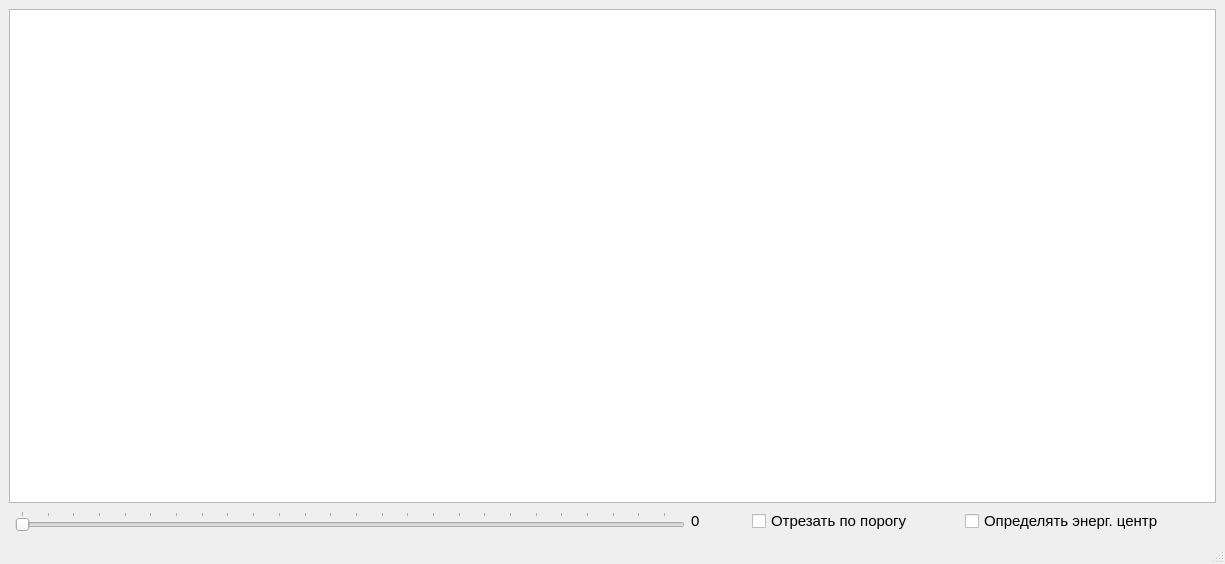
First picture: the form in mainwindow.ui, repository ppggw/BolTerm, before the edit.
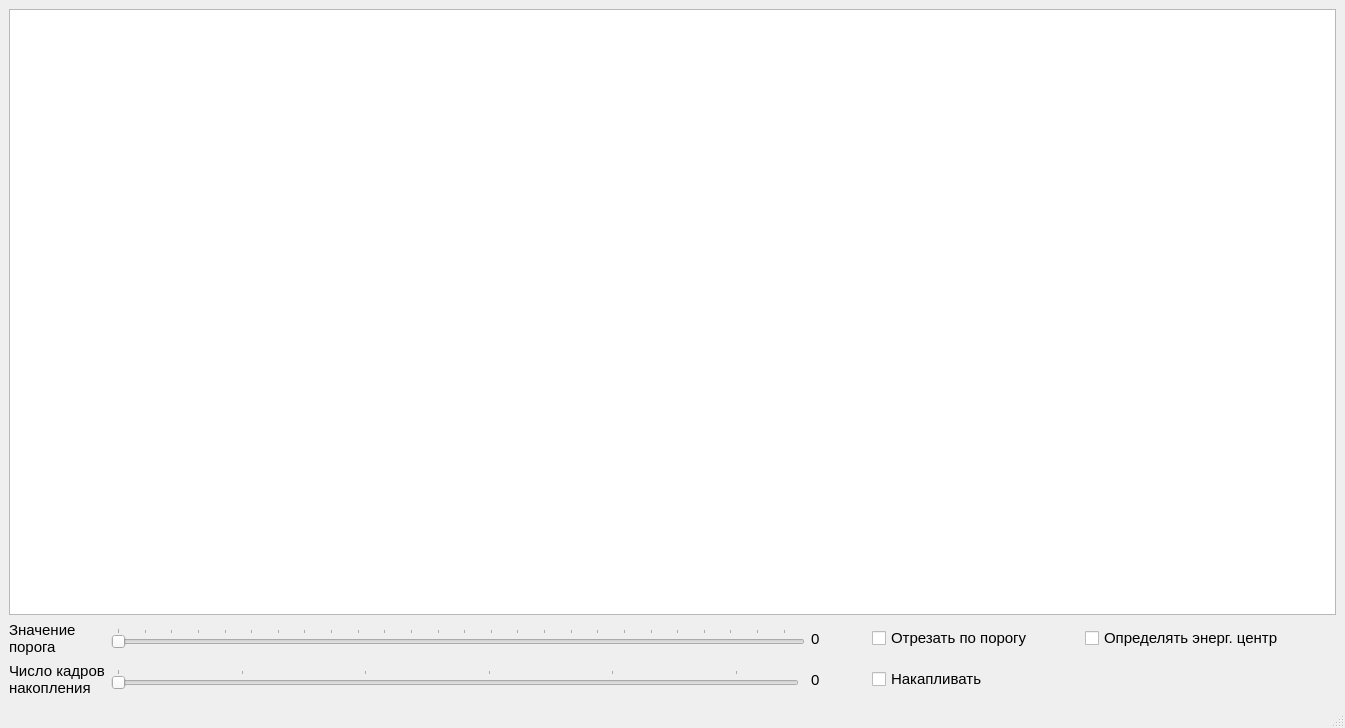
Second picture: the form after the edit.

Commit message: энерг центр, накопление, порог

Patch:
```diff
--- a/mainwindow.ui
+++ b/mainwindow.ui
@@ -6,8 +6,8 @@
    <rect>
     <x>0</x>
     <y>0</y>
-    <width>1225</width>
-    <height>564</height>
+    <width>1345</width>
+    <height>728</height>
    </rect>
   </property>
   <property name="windowTitle">
@@ -15,8 +15,45 @@
   </property>
   <widget class="QWidget" name="centralwidget">
    <layout class="QGridLayout" name="gridLayout">
+    <item row="1" column="7">
+     <widget class="QCheckBox" name="checkBox_GetCenter">
+      <property name="font">
+       <font>
+        <pointsize>11</pointsize>
+       </font>
+      </property>
+      <property name="text">
+       <string>Определять энерг. центр</string>
+      </property>
+     </widget>
+    </item>
+    <item row="1" column="0">
+     <widget class="QLabel" name="label">
+      <property name="font">
+       <font>
+        <pointsize>11</pointsize>
+       </font>
+      </property>
+      <property name="text">
+       <string>Значение
+порога</string>
+      </property>
+     </widget>
+    </item>
     <item row="1" column="3">
-     <spacer name="horizontalSpacer_3">
+     <widget class="QLabel" name="label_Threshold">
+      <property name="font">
+       <font>
+        <pointsize>11</pointsize>
+       </font>
+      </property>
+      <property name="text">
+       <string>0</string>
+      </property>
+     </widget>
+    </item>
+    <item row="2" column="4">
+     <spacer name="horizontalSpacer_4">
       <property name="orientation">
        <enum>Qt::Horizontal</enum>
       </property>
@@ -31,7 +68,7 @@
       </property>
      </spacer>
     </item>
-    <item row="1" column="8">
+    <item row="1" column="9">
      <spacer name="horizontalSpacer">
       <property name="orientation">
        <enum>Qt::Horizontal</enum>
@@ -47,50 +84,42 @@
       </property>
      </spacer>
     </item>
-    <item row="1" column="4">
-     <widget class="QCheckBox" name="checkBox_Cut">
+    <item row="2" column="0">
+     <widget class="QLabel" name="label_2">
       <property name="font">
        <font>
         <pointsize>11</pointsize>
        </font>
       </property>
       <property name="text">
-       <string>Отрезать по порогу</string>
+       <string>Число кадров
+накопления</string>
       </property>
      </widget>
     </item>
-    <item row="1" column="5">
-     <spacer name="horizontalSpacer_2">
-      <property name="orientation">
-       <enum>Qt::Horizontal</enum>
-      </property>
-      <property name="sizeType">
-       <enum>QSizePolicy::Fixed</enum>
-      </property>
-      <property name="sizeHint" stdset="0">
-       <size>
-        <width>40</width>
-        <height>20</height>
-       </size>
-      </property>
-     </spacer>
-    </item>
-    <item row="0" column="0" colspan="9">
+    <item row="0" column="0" colspan="10">
      <widget class="QGraphicsView" name="graphicsView"/>
     </item>
-    <item row="1" column="6">
-     <widget class="QCheckBox" name="checkBox_GetCenter">
-      <property name="font">
-       <font>
-        <pointsize>11</pointsize>
-       </font>
+    <item row="2" column="1">
+     <widget class="QSlider" name="horizontalSlider_Summ">
+      <property name="minimum">
+       <number>1</number>
       </property>
-      <property name="text">
-       <string>Определять энерг. центр</string>
+      <property name="maximum">
+       <number>50</number>
+      </property>
+      <property name="pageStep">
+       <number>9</number>
+      </property>
+      <property name="orientation">
+       <enum>Qt::Horizontal</enum>
+      </property>
+      <property name="tickPosition">
+       <enum>QSlider::TicksAbove</enum>
       </property>
      </widget>
     </item>
-    <item row="1" column="1">
+    <item row="1" column="1" colspan="2">
      <widget class="QSlider" name="horizontalSlider_Threshold">
       <property name="maximum">
        <number>255</number>
@@ -106,8 +135,20 @@
       </property>
      </widget>
     </item>
-    <item row="1" column="2">
-     <widget class="QLabel" name="label_Threshold">
+    <item row="2" column="5">
+     <widget class="QCheckBox" name="checkBox_Summ">
+      <property name="font">
+       <font>
+        <pointsize>11</pointsize>
+       </font>
+      </property>
+      <property name="text">
+       <string>Накапливать</string>
+      </property>
+     </widget>
+    </item>
+    <item row="2" column="3">
+     <widget class="QLabel" name="label_Summ">
       <property name="font">
        <font>
         <pointsize>11</pointsize>
@@ -118,6 +159,50 @@
       </property>
      </widget>
     </item>
+    <item row="1" column="5">
+     <widget class="QCheckBox" name="checkBox_Cut">
+      <property name="font">
+       <font>
+        <pointsize>11</pointsize>
+       </font>
+      </property>
+      <property name="text">
+       <string>Отрезать по порогу</string>
+      </property>
+     </widget>
+    </item>
+    <item row="1" column="6">
+     <spacer name="horizontalSpacer_2">
+      <property name="orientation">
+       <enum>Qt::Horizontal</enum>
+      </property>
+      <property name="sizeType">
+       <enum>QSizePolicy::Fixed</enum>
+      </property>
+      <property name="sizeHint" stdset="0">
+       <size>
+        <width>40</width>
+        <height>20</height>
+       </size>
+      </property>
+     </spacer>
+    </item>
+    <item row="1" column="4">
+     <spacer name="horizontalSpacer_3">
+      <property name="orientation">
+       <enum>Qt::Horizontal</enum>
+      </property>
+      <property name="sizeType">
+       <enum>QSizePolicy::Fixed</enum>
+      </property>
+      <property name="sizeHint" stdset="0">
+       <size>
+        <width>40</width>
+        <height>20</height>
+       </size>
+      </property>
+     </spacer>
+    </item>
    </layout>
   </widget>
   <widget class="QMenuBar" name="menubar">
```
Left out of the diff: 4 changed lines with no effect on the pictures. The commit also changes 6 other files.
